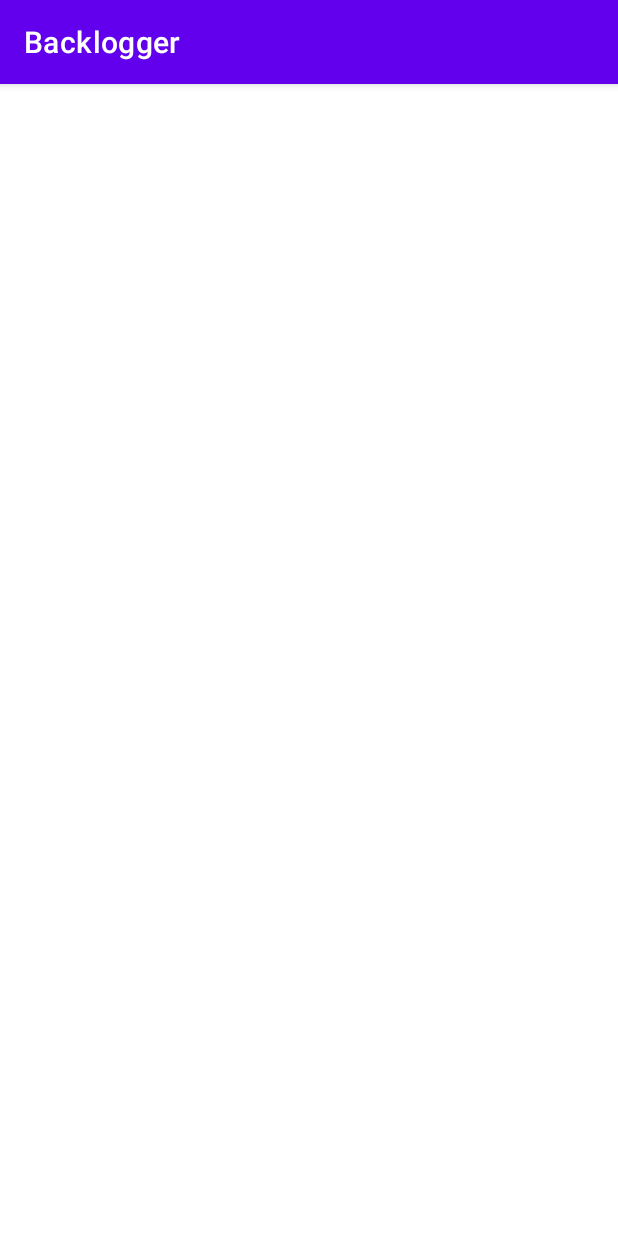
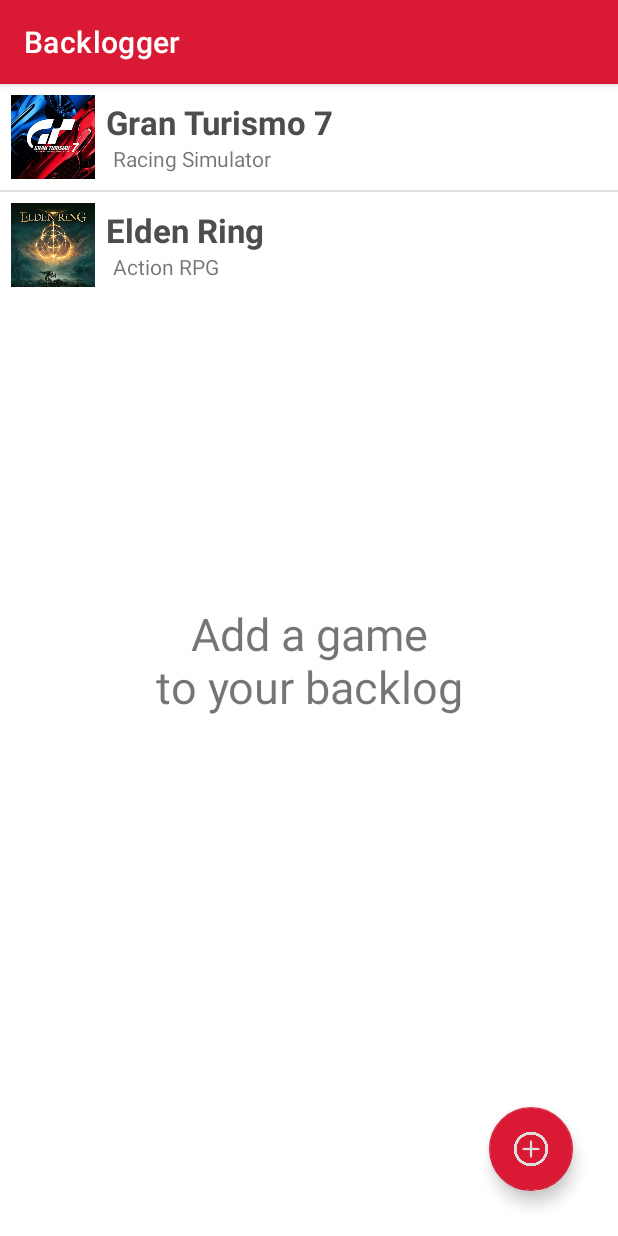
Before and after one commit to StratosMylonas/Backlogger, an Android app: the screen it shows after launch (MainActivity), on a phone screen of 412 x 824 dp. Run offline under Robolectric (Android 15) with nearby library versions, the phone set to English and light mode, and no system bars.

Commit message:
databaseManager, addGame functionality

```diff
--- /dev/null
+++ b/app/src/main/java/com/stratos/backlogger/CustomListAdapter.java
@@ -0,0 +1,43 @@
+package com.stratos.backlogger;
+
+import android.app.Activity;
+
+import android.view.LayoutInflater;
+import android.view.View;
+import android.view.ViewGroup;
+import android.widget.ArrayAdapter;
+import android.widget.ImageView;
+import android.widget.TextView;
+
+public class CustomListAdapter extends ArrayAdapter<String> {
+
+    private final Activity context;
+    private final String[] mainTitle;
+    private final String[] subtitle;
+    private final Integer[] imgId;
+
+    public CustomListAdapter(Activity context, String[] mainTitle, String[] subtitle, Integer[] imgId) {
+        super(context, R.layout.custom_view, mainTitle);
+
+        this.context = context;
+        this.mainTitle = mainTitle;
+        this.subtitle = subtitle;
+        this.imgId = imgId;
+    }
+
+    public View getView(int position, View view, ViewGroup parent) {
+        LayoutInflater inflater = context.getLayoutInflater();
+        View rowView = inflater.inflate(R.layout.custom_view, null, true);
+
+        TextView titleText = (TextView) rowView.findViewById(R.id.title);
+        ImageView imageView = (ImageView) rowView.findViewById(R.id.icon);
+        TextView subtitleText = (TextView) rowView.findViewById(R.id.subtitle);
+
+        titleText.setText(mainTitle[position]);
+        imageView.setImageResource(imgId[position]);
+        subtitleText.setText(subtitle[position]);
+
+        return rowView;
+    }
+
+}
--- /dev/null
+++ b/app/src/main/java/com/stratos/backlogger/DatabaseManager.java
@@ -0,0 +1,51 @@
+package com.stratos.backlogger;
+
+import android.content.ContentValues;
+import android.content.Context;
+import android.database.Cursor;
+import android.database.sqlite.SQLiteDatabase;
+import android.database.sqlite.SQLiteOpenHelper;
+
+public class DatabaseManager extends SQLiteOpenHelper {
+
+    public static final String DATABASE_NAME = "Backlogger.db";
+
+    public static final String TABLE_VIDEO_GAMES = "videoGames";
+    public static final String TABLE_TV_SERIES = "tvSeries";
+    public static final String TABLE_MOVIES = "movies";
+
+    public DatabaseManager(Context context) {
+        super(context, DATABASE_NAME, null, 1);
+    }
+
+    @Override
+    public void onCreate(SQLiteDatabase db) {
+        db.execSQL("create table " + TABLE_VIDEO_GAMES + " (id integer primary key autoincrement, name text, genre text, yearOfRealease integer, durationHours integer)");
+        db.execSQL("create table " + TABLE_TV_SERIES + " (id integer primary key autoincrement, name text, genre text, yearsRunning text, amountOfEpisodes integer)");
+        db.execSQL("create table " + TABLE_MOVIES + " (id integer primary key autoincrement, name text, genre text, yearOfRealease integer, durationMinutes integer)");
+    }
+
+    @Override
+    public void onUpgrade(SQLiteDatabase db, int oldVersion, int newVersion) {
+        db.execSQL("drop table if exists " + TABLE_VIDEO_GAMES);
+        db.execSQL("drop table if exists " + TABLE_TV_SERIES);
+        db.execSQL("drop table if exists " + TABLE_MOVIES);
+        onCreate(db);
+    }
+
+    public boolean insertVideoGames(String name, String genre, int yearOfRelease, int durationHours){
+        SQLiteDatabase db = this.getWritableDatabase();
+        ContentValues contentValues = new ContentValues();
+        contentValues.put("name", name);
+        contentValues.put("genre", genre);
+        contentValues.put("yearOfRelease", yearOfRelease);
+        contentValues.put("durationHours", durationHours);
+        long result = db.insert(TABLE_VIDEO_GAMES, null, contentValues);
+        return result != -1;
+    }
+
+    public Cursor getAllVideoGames() {
+        SQLiteDatabase db = this.getWritableDatabase();
+        return db.rawQuery("select * from " + TABLE_VIDEO_GAMES, null);
+    }
+}
--- a/app/src/main/java/com/stratos/backlogger/MainActivity.java
+++ b/app/src/main/java/com/stratos/backlogger/MainActivity.java
@@ -1,16 +1,79 @@
 package com.stratos.backlogger;
 
+import androidx.appcompat.app.AlertDialog;
 import androidx.appcompat.app.AppCompatActivity;
 
+import android.app.Dialog;
+import android.icu.text.CaseMap;
 import android.os.Bundle;
+import android.view.View;
+import android.view.Window;
+import android.widget.Button;
+import android.widget.EditText;
+import android.widget.ListView;
+import android.widget.Toast;
+
+import com.google.android.material.floatingactionbutton.FloatingActionButton;
+import com.google.android.material.textfield.TextInputEditText;
+
+import java.util.Objects;
 
 public class MainActivity extends AppCompatActivity {
+
+    DatabaseManager db;
+    ListView listView;
+
+    String[] mainTitle = {"Gran Turismo 7", "Elden Ring"};
+    String[] subTitle = {"Racing Simulator", "Action RPG"};
+    Integer[] imgId = {R.drawable.gt7, R.drawable.elden};
 
     @Override
     protected void onCreate(Bundle savedInstanceState) {
         super.onCreate(savedInstanceState);
         setContentView(R.layout.activity_main);
 
+        db = new DatabaseManager(this);
+
+        FloatingActionButton addBtn = findViewById(R.id.addBtn);
+        addBtn.setOnClickListener((View.OnClickListener) view -> {
+            TextInputEditText name = findViewById(R.id.add_game_title);
+            TextInputEditText genre = findViewById(R.id.add_game_genre);
+            TextInputEditText yearOfRelease = findViewById(R.id.add_game_release_year);
+            TextInputEditText durationHours = findViewById(R.id.add_game_duration_hours);
+
+            AlertDialog.Builder addGame = new AlertDialog.Builder(this, R.style.AddGameDialogStyle);
+            addGame.setMessage("Add a new game to your backlog");
+            addGame.setPositiveButton("Add", ((dialogInterface, i) -> {
+                String nameStr, genreStr, yearOfReleaseStr, durationHoursStr;
+                int yearOfReleaseInt, durationHoursInt;
+
+                nameStr = Objects.requireNonNull(name.getText()).toString();
+                genreStr = Objects.requireNonNull(genre.getText()).toString();
+                yearOfReleaseStr = Objects.requireNonNull(yearOfRelease.getText()).toString();
+                durationHoursStr = Objects.requireNonNull(durationHours.getText()).toString();
+
+                if (nameStr.matches("") || genreStr.matches("") || yearOfReleaseStr.matches("") || durationHoursStr.matches("")){
+                    Toast toast = Toast.makeText(this, "Please fulfill all fields", Toast.LENGTH_SHORT);
+                    toast.show();
+                }
+                else {
+                    yearOfReleaseInt = Integer.parseInt(yearOfReleaseStr);
+                    durationHoursInt = Integer.parseInt(durationHoursStr);
+
+                    db.insertVideoGames(nameStr, genreStr, yearOfReleaseInt, durationHoursInt);
+
+                    finish();
+                    startActivity(getIntent());
+                }
+            }));
+
+            addGame.show();
+        });
+
+        CustomListAdapter adapter = new CustomListAdapter(this, mainTitle, subTitle, imgId);
+        listView = findViewById(R.id.list);
+        listView.setAdapter(adapter);
+
 
     }
 }
--- a/app/src/main/res/layout/activity_main.xml
+++ b/app/src/main/res/layout/activity_main.xml
@@ -1,9 +1,18 @@
 <?xml version="1.0" encoding="utf-8"?>
-<RelativeLayout xmlns:android="http://schemas.android.com/apk/res/android"
+<FrameLayout xmlns:android="http://schemas.android.com/apk/res/android"
     xmlns:tools="http://schemas.android.com/tools"
     android:layout_width="match_parent"
     android:layout_height="match_parent"
     tools:context=".MainActivity">
+
+    <com.google.android.material.floatingactionbutton.FloatingActionButton
+        android:id="@+id/addBtn"
+        android:layout_width="wrap_content"
+        android:layout_height="wrap_content"
+        android:layout_gravity="end|bottom"
+        android:src="@drawable/add_button"
+        android:contentDescription="@string/main_activity_add_button"
+        android:layout_margin="30dp" />
 
     <ListView
         android:id="@+id/list"
@@ -12,4 +21,13 @@
         android:layout_marginBottom="50dp">
     </ListView>
 
-</RelativeLayout>
+    <TextView
+        android:layout_width="wrap_content"
+        android:layout_height="wrap_content"
+        android:text="@string/main_activity_no_entries"
+        android:layout_gravity="center"
+        android:textAlignment="center"
+        android:textSize="30sp"/>
+
+
+</FrameLayout>
--- a/app/src/main/res/layout/custom_view.xml
+++ b/app/src/main/res/layout/custom_view.xml
@@ -23,7 +23,7 @@
             android:layout_height="wrap_content"
             android:text="Medium Text"
             android:textStyle="bold"
-            android:textAppearance="?android:attr/textAppearanceMedium"
+            android:textAppearance="?android:attr/textAppearanceLarge"
             android:layout_marginStart="5dp"
             android:textColor="#4d4d4d" />
 
--- a/app/src/main/res/values-night/themes.xml
+++ b/app/src/main/res/values-night/themes.xml
@@ -2,15 +2,24 @@
     <!-- Base application theme. -->
     <style name="Theme.Backlogger" parent="Theme.MaterialComponents.DayNight.DarkActionBar">
         <!-- Primary brand color. -->
-        <item name="colorPrimary">@color/purple_200</item>
-        <item name="colorPrimaryVariant">@color/purple_700</item>
-        <item name="colorOnPrimary">@color/black</item>
+        <item name="colorPrimary">@color/colorPrimary</item>
+        <item name="colorPrimaryVariant">@color/colorPrimaryDark</item>
+        <item name="colorOnPrimary">@color/colorAccent</item>
         <!-- Secondary brand color. -->
-        <item name="colorSecondary">@color/teal_200</item>
-        <item name="colorSecondaryVariant">@color/teal_200</item>
-        <item name="colorOnSecondary">@color/black</item>
+        <item name="colorSecondary">@color/colorPrimary</item>
+        <item name="colorSecondaryVariant">@color/colorPrimaryDark</item>
+        <item name="colorOnSecondary">@color/colorAccent</item>
         <!-- Status bar color. -->
         <item name="android:statusBarColor" tools:targetApi="l">?attr/colorPrimaryVariant</item>
         <!-- Customize your theme here. -->
     </style>
+
+    <style name="AddGameDialogStyle" parent="Theme.AppCompat.Light.Dialog.Alert">
+        <!-- Used for the buttons -->
+        <item name="colorAccent">@color/colorPrimaryDark</item>
+        <!-- Used for the title and text -->
+        <item name="android:textColorPrimary">@color/colorPrimaryDark</item>
+        <!-- Used for the background -->
+        <item name="android:background">@color/colorAccent</item>
+    </style>
 </resources>
--- a/app/src/main/res/values/colors.xml
+++ b/app/src/main/res/values/colors.xml
@@ -1,10 +1,6 @@
 <?xml version="1.0" encoding="utf-8"?>
 <resources>
-    <color name="purple_200">#FFBB86FC</color>
-    <color name="purple_500">#FF6200EE</color>
-    <color name="purple_700">#FF3700B3</color>
-    <color name="teal_200">#FF03DAC5</color>
-    <color name="teal_700">#FF018786</color>
-    <color name="black">#FF000000</color>
-    <color name="white">#FFFFFFFF</color>
+    <color name="colorPrimary">#da1a35</color>
+    <color name="colorPrimaryDark">#222222</color>
+    <color name="colorAccent">#dddddd</color>
 </resources>
--- a/app/src/main/res/values/strings.xml
+++ b/app/src/main/res/values/strings.xml
@@ -5,4 +5,15 @@
     <string name="custom_view_image">Custom View Image</string>
     <string name="custom_view_medium_text">Medium Text</string>
     <string name="custom_view_txtView">TextView</string>
+
+    <!--    Main Activity    -->
+    <string name="main_activity_add_button">Add Button</string>
+    <string name="main_activity_no_entries">Add a game\nto your backlog</string>
+
+    <!--    Add Game    -->
+    <string name="add_game_title">Title: </string>
+    <string name="add_game_genre">Genre: </string>
+    <string name="add_game_release_year">Year of Release: </string>
+    <string name="add_game_duration_hours">Duration (Hours): </string>
+
 </resources>
--- a/app/src/main/res/values/themes.xml
+++ b/app/src/main/res/values/themes.xml
@@ -2,15 +2,24 @@
     <!-- Base application theme. -->
     <style name="Theme.Backlogger" parent="Theme.MaterialComponents.DayNight.DarkActionBar">
         <!-- Primary brand color. -->
-        <item name="colorPrimary">@color/purple_500</item>
-        <item name="colorPrimaryVariant">@color/purple_700</item>
-        <item name="colorOnPrimary">@color/white</item>
+        <item name="colorPrimary">@color/colorPrimary</item>
+        <item name="colorPrimaryVariant">@color/colorPrimaryDark</item>
+        <item name="colorOnPrimary">@color/colorAccent</item>
         <!-- Secondary brand color. -->
-        <item name="colorSecondary">@color/teal_200</item>
-        <item name="colorSecondaryVariant">@color/teal_700</item>
-        <item name="colorOnSecondary">@color/black</item>
+        <item name="colorSecondary">@color/colorPrimary</item>
+        <item name="colorSecondaryVariant">@color/colorPrimaryDark</item>
+        <item name="colorOnSecondary">@color/colorAccent</item>
         <!-- Status bar color. -->
         <item name="android:statusBarColor" tools:targetApi="l">?attr/colorPrimaryVariant</item>
         <!-- Customize your theme here. -->
     </style>
+
+    <style name="AddGameDialogStyle" parent="Theme.AppCompat.Light.Dialog.Alert">
+        <!-- Used for the buttons -->
+        <item name="colorAccent">@color/colorPrimaryDark</item>
+        <!-- Used for the title and text -->
+        <item name="android:textColorPrimary">@color/colorPrimaryDark</item>
+        <!-- Used for the background -->
+        <item name="android:background">@color/colorAccent</item>
+    </style>
 </resources>
```
Also changed, not shown: app/src/main/res/layout/add_game.xml (added, +55 -0 lines), app/src/main/res/drawable/add_button.png (added), app/src/main/res/drawable/elden.webp (added), app/src/main/res/drawable/gt7.jpg (added).
